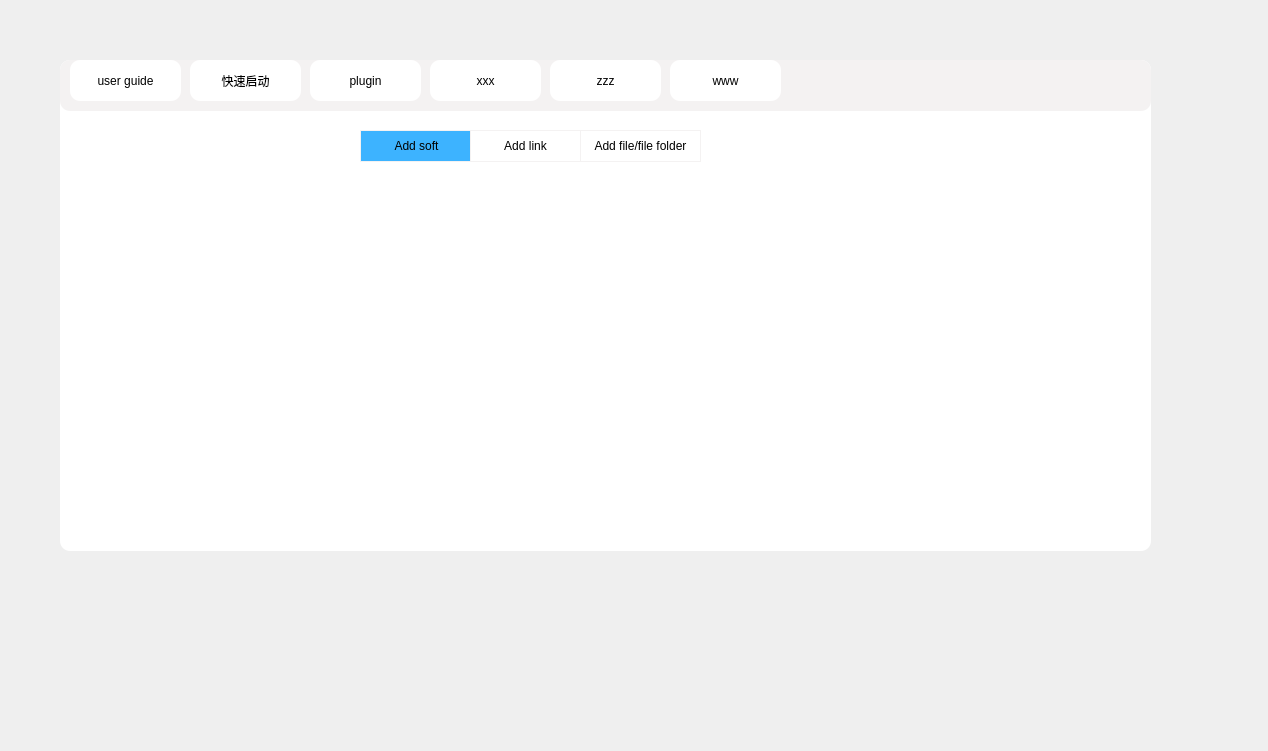
Before: the Qt Designer form ui.ui in menggeNiu/shortcutBox, drawn with Qt 5.
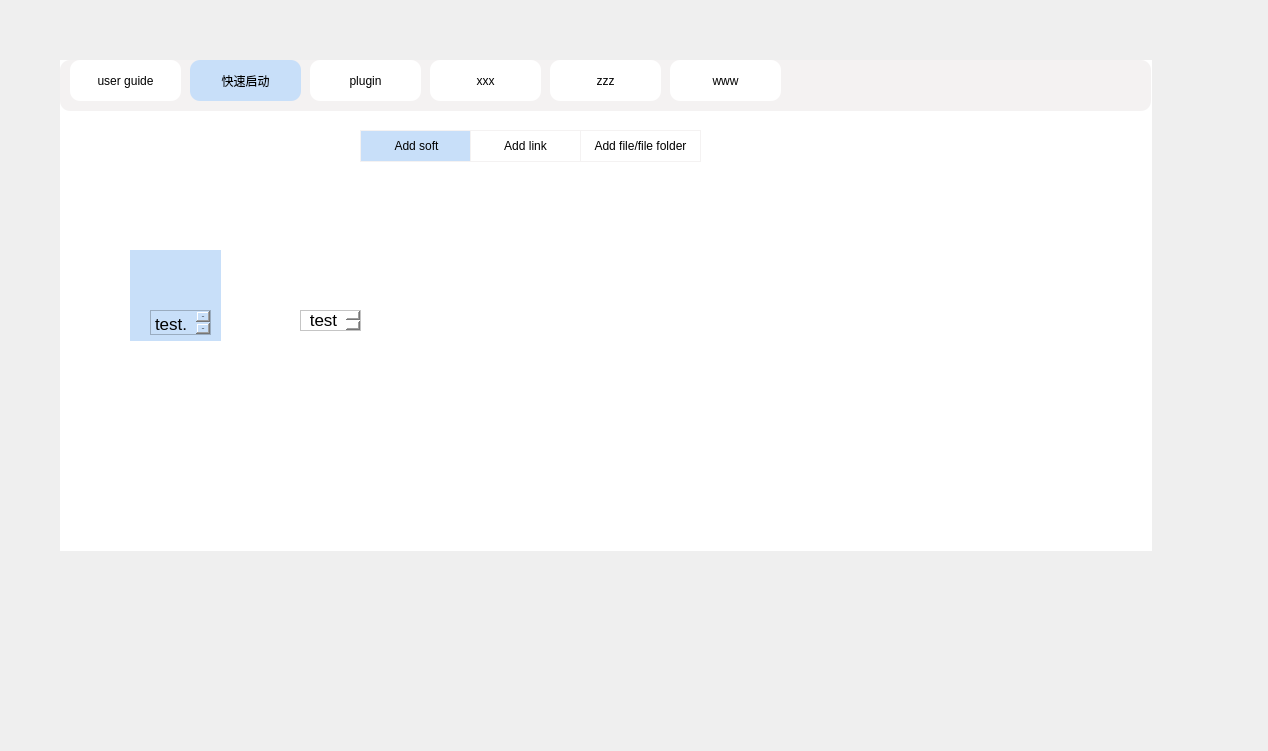
After: the same form once the commit is applied. Icons and pictures are not drawn.

The edit to the form file:
```diff
--- a/ui.ui
+++ b/ui.ui
@@ -45,13 +45,12 @@
       <rect>
        <x>40</x>
        <y>40</y>
-       <width>1091</width>
+       <width>1092</width>
        <height>491</height>
       </rect>
      </property>
      <property name="styleSheet">
-      <string notr="true">background: #fff;
-border-radius:10px;</string>
+      <string notr="true">background: #fff;</string>
      </property>
      <widget class="QWidget" name="widget_3" native="true">
       <property name="geometry">
@@ -93,7 +92,7 @@
         </rect>
        </property>
        <property name="styleSheet">
-        <string notr="true">background:#fff;</string>
+        <string notr="true">background: #C8DFF9;</string>
        </property>
        <property name="text">
         <string>快速启动</string>
@@ -175,8 +174,7 @@
       </property>
       <property name="styleSheet">
        <string notr="true">border:1px solid #F4F2F2;
-border-radius: none;
-background: #3DB3FF;</string>
+border-radius: none;background: #C8DFF9;</string>
       </property>
       <property name="text">
        <string>Add soft</string>
@@ -216,6 +214,107 @@
        <string>Add file/file folder</string>
       </property>
      </widget>
+     <widget class="QWidget" name="widget_4" native="true">
+      <property name="geometry">
+       <rect>
+        <x>70</x>
+        <y>190</y>
+        <width>91</width>
+        <height>91</height>
+       </rect>
+      </property>
+      <property name="styleSheet">
+       <string notr="true">background: #C8DFF9;</string>
+      </property>
+      <widget class="QWidget" name="widget_8" native="true">
+       <property name="geometry">
+        <rect>
+         <x>30</x>
+         <y>10</y>
+         <width>31</width>
+         <height>41</height>
+        </rect>
+       </property>
+       <property name="styleSheet">
+        <string notr="true">background-image:url(:/home/image/exe-small.png);
+border-radius:none;</string>
+       </property>
+      </widget>
+      <widget class="QTextEdit" name="textEdit">
+       <property name="geometry">
+        <rect>
+         <x>20</x>
+         <y>60</y>
+         <width>61</width>
+         <height>25</height>
+        </rect>
+       </property>
+       <property name="html">
+        <string>&lt;!DOCTYPE HTML PUBLIC &quot;-//W3C//DTD HTML 4.0//EN&quot; &quot;http://www.w3.org/TR/REC-html40/strict.dtd&quot;&gt;
+&lt;html&gt;&lt;head&gt;&lt;meta name=&quot;qrichtext&quot; content=&quot;1&quot; /&gt;&lt;style type=&quot;text/css&quot;&gt;
+p, li { white-space: pre-wrap; }
+&lt;/style&gt;&lt;/head&gt;&lt;body style=&quot; font-family:'.AppleSystemUIFont'; font-size:13pt; font-weight:400; font-style:normal;&quot;&gt;
+&lt;p style=&quot; margin-top:0px; margin-bottom:0px; margin-left:0px; margin-right:0px; -qt-block-indent:0; text-indent:0px;&quot;&gt;test.exe&lt;/p&gt;&lt;/body&gt;&lt;/html&gt;</string>
+       </property>
+      </widget>
+     </widget>
+     <widget class="QWidget" name="widget_5" native="true">
+      <property name="geometry">
+       <rect>
+        <x>220</x>
+        <y>190</y>
+        <width>91</width>
+        <height>91</height>
+       </rect>
+      </property>
+      <property name="styleSheet">
+       <string notr="true">border: none;</string>
+      </property>
+      <widget class="QWidget" name="widget_9" native="true">
+       <property name="geometry">
+        <rect>
+         <x>30</x>
+         <y>10</y>
+         <width>31</width>
+         <height>31</height>
+        </rect>
+       </property>
+       <property name="styleSheet">
+        <string notr="true">background-image:url(:/home/image/folder-small.png);
+background-repeat:no-repeat;</string>
+       </property>
+      </widget>
+     </widget>
+     <widget class="QWidget" name="widget_7" native="true">
+      <property name="geometry">
+       <rect>
+        <x>570</x>
+        <y>190</y>
+        <width>120</width>
+        <height>80</height>
+       </rect>
+      </property>
+     </widget>
+     <widget class="QTextEdit" name="textEdit_2">
+      <property name="geometry">
+       <rect>
+        <x>240</x>
+        <y>250</y>
+        <width>61</width>
+        <height>21</height>
+       </rect>
+      </property>
+      <property name="toolTipDuration">
+       <number>-1</number>
+      </property>
+      <property name="html">
+       <string>&lt;!DOCTYPE HTML PUBLIC &quot;-//W3C//DTD HTML 4.0//EN&quot; &quot;http://www.w3.org/TR/REC-html40/strict.dtd&quot;&gt;
+&lt;html&gt;&lt;head&gt;&lt;meta name=&quot;qrichtext&quot; content=&quot;1&quot; /&gt;&lt;style type=&quot;text/css&quot;&gt;
+p, li { white-space: pre-wrap; }
+&lt;/style&gt;&lt;/head&gt;&lt;body style=&quot; font-family:'.AppleSystemUIFont'; font-size:13pt; font-weight:400; font-style:normal;&quot;&gt;
+&lt;p align=&quot;center&quot; style=&quot; margin-top:0px; margin-bottom:0px; margin-left:0px; margin-right:0px; -qt-block-indent:0; text-indent:0px;&quot;&gt;test&lt;/p&gt;&lt;/body&gt;&lt;/html&gt;</string>
+      </property>
+     </widget>
     </widget>
    </widget>
   </widget>
```
